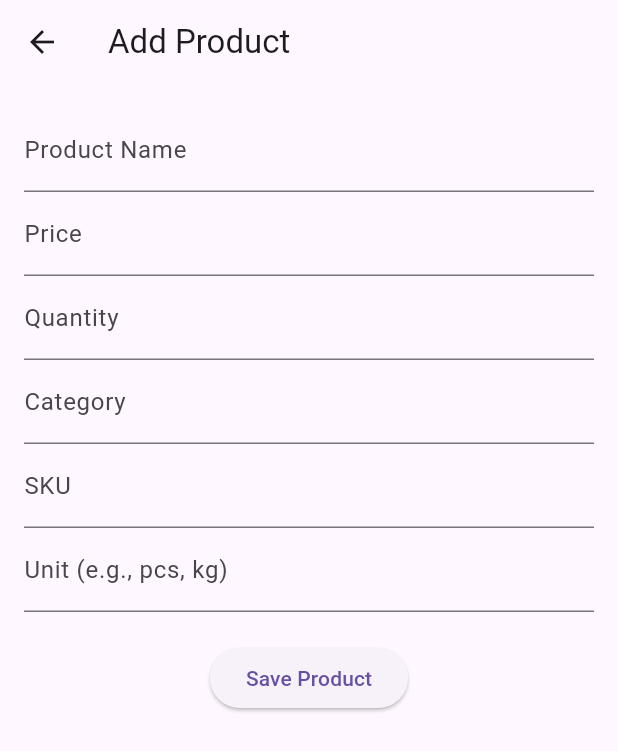
After one commit to Manasraj9/Kistofy, a Flutter app: the AddProductScreen screen opened by its route, on a phone screen of 412 x 824 dp. The commit adds this screen. Shown: the top 751 px of the screen. Run offline on Flutter 3.47's test engine with Material 3 defaults, Android fonts, the phone set to English and light mode, and no system bars; our stand-ins replace flutter_dotenv, supabase_flutter; accounts and stored records are empty.

Commit message:
Added the features of add product , edit and delete and generate invoice and invoice can be seen as  a website

```diff
--- a/kistofy/lib/main.dart
+++ b/kistofy/lib/main.dart
@@ -4,6 +4,11 @@ import 'package:flutter_dotenv/flutter_dotenv.dart';
 import 'screens/register_screen.dart';
 import 'screens/login_screen.dart';
 import 'screens/home_screen.dart';
+import 'screens/seller_profile_screen.dart';
+import 'screens/product_list_screen.dart';
+import 'screens/add_product_screen.dart';
+import 'screens/edit_product_screen.dart';
+import 'screens/create_invoice_screen.dart';
 
 Future<void> main() async {
   WidgetsFlutterBinding.ensureInitialized();
@@ -34,6 +39,11 @@ class MyApp extends StatelessWidget {
         '/register': (_) => const RegisterScreen(),
         '/login': (_) => const LoginScreen(),
         '/home': (_) => const HomeScreen(),
+        '/seller-profile': (_) => const SellerProfileScreen(),
+        '/products': (_) => const ProductListScreen(),
+        '/add-product': (_) => const AddProductScreen(),
+        '/edit-product':(_) => const EditProductScreen(),
+        '/create-invoice':(_) => const CreateInvoiceScreen()
       },
     );
   }
--- /dev/null
+++ b/kistofy/lib/screens/add_product_screen.dart
@@ -0,0 +1,77 @@
+import 'package:flutter/material.dart';
+import 'package:supabase_flutter/supabase_flutter.dart';
+
+class AddProductScreen extends StatefulWidget {
+  const AddProductScreen({super.key});
+
+  @override
+  State<AddProductScreen> createState() => _AddProductScreenState();
+}
+
+class _AddProductScreenState extends State<AddProductScreen> {
+  final _nameController = TextEditingController();
+  final _priceController = TextEditingController();
+  final _qtyController = TextEditingController();
+  final _categoryController = TextEditingController();
+  final _skuController = TextEditingController();
+  final _unitController = TextEditingController();
+
+  bool _loading = false;
+
+  Future<void> _addProduct() async {
+    final name = _nameController.text.trim();
+    final price = double.tryParse(_priceController.text) ?? 0;
+    final quantity = int.tryParse(_qtyController.text) ?? 0;
+    final category = _categoryController.text.trim();
+    final sku = _skuController.text.trim();
+    final unit = _unitController.text.trim();
+    final userId = Supabase.instance.client.auth.currentUser?.id;
+
+    if (name.isEmpty || price <= 0 || quantity < 0) {
+      ScaffoldMessenger.of(context).showSnackBar(
+        const SnackBar(content: Text('Fill valid product details')),
+      );
+      return;
+    }
+
+    setState(() => _loading = true);
+
+    await Supabase.instance.client.from('products').insert({
+      'user_id': userId,
+      'name': name,
+      'price': price,
+      'quantity': quantity,
+      'category': category,
+      'sku': sku,
+      'unit': unit,
+    });
+
+    setState(() => _loading = false);
+    Navigator.pop(context);
+  }
+
+  @override
+  Widget build(BuildContext context) {
+    return Scaffold(
+      appBar: AppBar(title: const Text('Add Product')),
+      body: Padding(
+        padding: const EdgeInsets.all(16),
+        child: Column(
+          children: [
+            TextField(controller: _nameController, decoration: const InputDecoration(labelText: 'Product Name')),
+            TextField(controller: _priceController, decoration: const InputDecoration(labelText: 'Price'), keyboardType: TextInputType.number),
+            TextField(controller: _qtyController, decoration: const InputDecoration(labelText: 'Quantity'), keyboardType: TextInputType.number),
+            TextField(controller: _categoryController, decoration: const InputDecoration(labelText: 'Category')),
+            TextField(controller: _skuController, decoration: const InputDecoration(labelText: 'SKU')),
+            TextField(controller: _unitController, decoration: const InputDecoration(labelText: 'Unit (e.g., pcs, kg)')),
+            const SizedBox(height: 20),
+            ElevatedButton(
+              onPressed: _loading ? null : _addProduct,
+              child: _loading ? const CircularProgressIndicator() : const Text('Save Product'),
+            )
+          ],
+        ),
+      ),
+    );
+  }
+}
--- /dev/null
+++ b/kistofy/lib/screens/edit_product_screen.dart
@@ -0,0 +1,89 @@
+import 'package:flutter/material.dart';
+import 'package:supabase_flutter/supabase_flutter.dart';
+
+class EditProductScreen extends StatefulWidget {
+  const EditProductScreen({super.key});
+
+  @override
+  State<EditProductScreen> createState() => _EditProductScreenState();
+}
+
+class _EditProductScreenState extends State<EditProductScreen> {
+  late Map<String, dynamic> product;
+
+  final _nameController = TextEditingController();
+  final _priceController = TextEditingController();
+  final _qtyController = TextEditingController();
+  final _categoryController = TextEditingController();
+  final _skuController = TextEditingController();
+  final _unitController = TextEditingController();
+
+  bool _loading = false;
+
+  @override
+  void didChangeDependencies() {
+    super.didChangeDependencies();
+    product = ModalRoute.of(context)?.settings.arguments as Map<String, dynamic>;
+    _nameController.text = product['name'];
+    _priceController.text = product['price'].toString();
+    _qtyController.text = product['quantity'].toString();
+    _categoryController.text = product['category'] ?? '';
+    _skuController.text = product['sku'] ?? '';
+    _unitController.text = product['unit'] ?? '';
+  }
+
+  Future<void> _updateProduct() async {
+    final name = _nameController.text.trim();
+    final price = double.tryParse(_priceController.text) ?? 0;
+    final quantity = int.tryParse(_qtyController.text) ?? 0;
+    final category = _categoryController.text.trim();
+    final sku = _skuController.text.trim();
+    final unit = _unitController.text.trim();
+
+    if (name.isEmpty || price <= 0 || quantity < 0) {
+      ScaffoldMessenger.of(context).showSnackBar(
+        const SnackBar(content: Text('Fill valid product details')),
+      );
+      return;
+    }
+
+    setState(() => _loading = true);
+
+    await Supabase.instance.client.from('products').update({
+      'name': name,
+      'price': price,
+      'quantity': quantity,
+      'category': category,
+      'sku': sku,
+      'unit': unit,
+    }).eq('id', product['id']);
+
+    setState(() => _loading = false);
+    Navigator.pop(context);
+  }
+
+  @override
+  Widget build(BuildContext context) {
+    return Scaffold(
+      appBar: AppBar(title: const Text('Edit Product')),
+      body: Padding(
+        padding: const EdgeInsets.all(16),
+        child: Column(
+          children: [
+            TextField(controller: _nameController, decoration: const InputDecoration(labelText: 'Product Name')),
+            TextField(controller: _priceController, decoration: const InputDecoration(labelText: 'Price'), keyboardType: TextInputType.number),
+            TextField(controller: _qtyController, decoration: const InputDecoration(labelText: 'Quantity'), keyboardType: TextInputType.number),
+            TextField(controller: _categoryController, decoration: const InputDecoration(labelText: 'Category')),
+            TextField(controller: _skuController, decoration: const InputDecoration(labelText: 'SKU')),
+            TextField(controller: _unitController, decoration: const InputDecoration(labelText: 'Unit')),
+            const SizedBox(height: 20),
+            ElevatedButton(
+              onPressed: _loading ? null : _updateProduct,
+              child: _loading ? const CircularProgressIndicator() : const Text('Update Product'),
+            )
+          ],
+        ),
+      ),
+    );
+  }
+}
```
Also changed, not shown: kistofy/lib/screens/create_invoice_screen.dart (added, +141 -0 lines), kistofy/lib/screens/home_screen.dart (+52 -4 lines), kistofy/lib/screens/product_list_screen.dart (added, +200 -0 lines), kistofy/lib/screens/seller_profile_screen.dart (added, +127 -0 lines), 3 other files.
